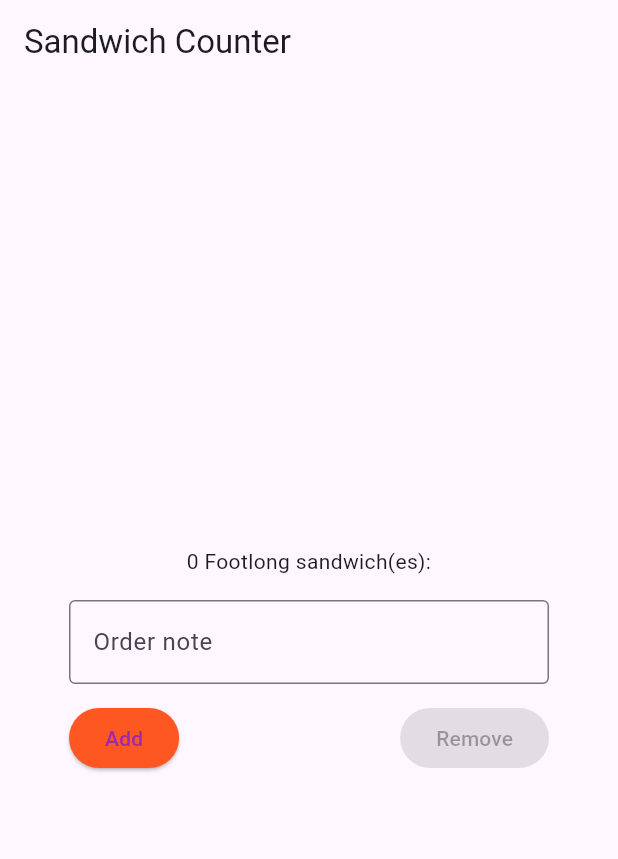
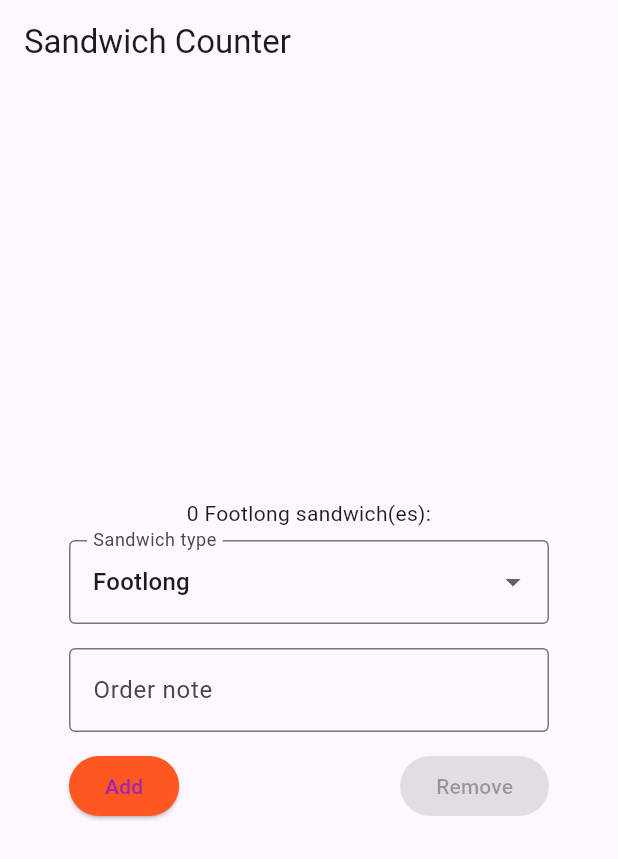
Before and after one commit to pundefined/sandwich_shop, a Flutter app: the screen it shows after launch, on a phone screen of 412 x 824 dp. Shown: the top 859 px of the screen. Run offline on Flutter 3.47's test engine with Material 3 defaults, Android fonts, the phone set to English and light mode, and no system bars.

Commit message:
Add sandwich type selection dropdown to order screen

```diff
--- a/lib/main.dart
+++ b/lib/main.dart
@@ -31,6 +31,8 @@ class _OrderScreenState extends State<OrderScreen> {
   int _quantity = 0;
   String _note = '';
   late final TextEditingController _noteController;
+  String _selectedType = 'Footlong';
+  static const List<String> _sandwichTypes = ['Footlong', 'Six-inch'];
 
   @override
   void initState() {
@@ -75,8 +77,29 @@ class _OrderScreenState extends State<OrderScreen> {
           children: <Widget>[
             OrderItemDisplay(
               _quantity,
-              'Footlong',
+              _selectedType,
               note: _note,
+            ),
+            const SizedBox(height: 8),
+            SizedBox(
+              width: 320,
+              child: DropdownButtonFormField<String>(
+                value: _selectedType,
+                decoration: const InputDecoration(
+                  labelText: 'Sandwich type',
+                  border: OutlineInputBorder(),
+                ),
+                items: _sandwichTypes
+                    .map((t) => DropdownMenuItem<String>(
+                          value: t,
+                          child: Text(t),
+                        ))
+                    .toList(),
+                onChanged: (value) {
+                  if (value == null) return;
+                  setState(() => _selectedType = value);
+                },
+              ),
             ),
             const SizedBox(height: 16),
             SizedBox(
```
